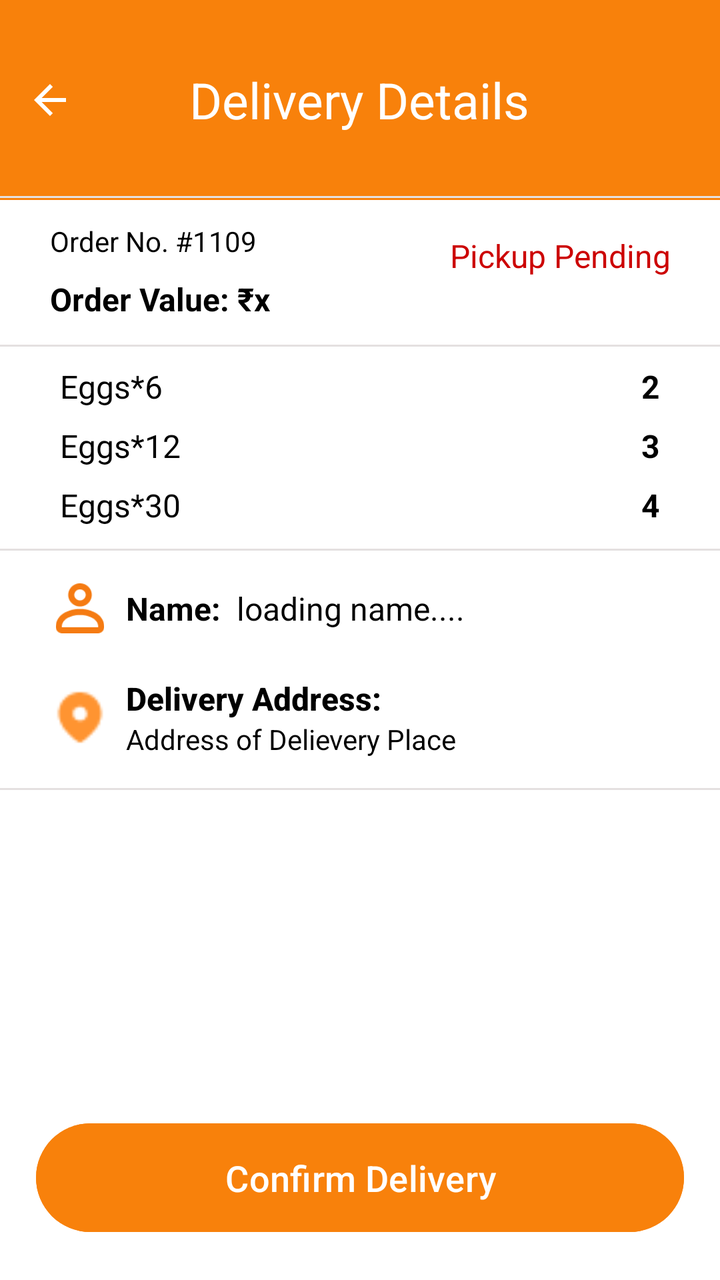
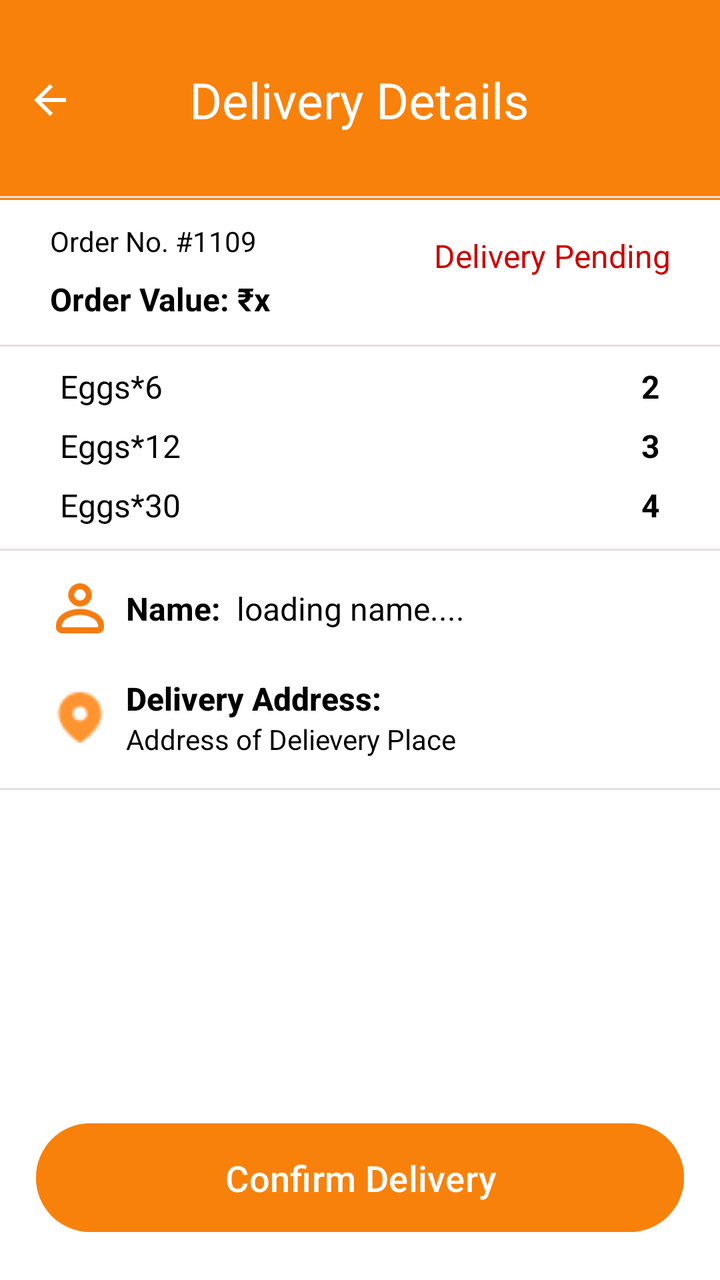

An Android layout rendered at two revisions. The XML below is the earlier revision; the diff shows what the commit changed to produce the second picture.
<!-- AndroidManifest.xml: application theme Theme.B2CDeliveryApp -->
<!-- res/layout/fragment_delivery.xml -->
<?xml version="1.0" encoding="utf-8"?>
<FrameLayout xmlns:android="http://schemas.android.com/apk/res/android"
    xmlns:tools="http://schemas.android.com/tools"
    android:layout_width="match_parent"
    android:layout_height="match_parent"
    android:background="@color/white"
    xmlns:app="http://schemas.android.com/apk/res-auto"
    tools:context=".Delivery">

    <FrameLayout
        android:layout_width="match_parent"
        android:layout_height="wrap_content"
        android:background="@color/appThemeColor"
        android:paddingVertical="25dp">


        <ImageView
            android:id="@+id/backIcon"
            android:layout_width="50dp"
            android:layout_height="50dp"
            android:layout_gravity="start|center_vertical"
            android:contentDescription="Back"
            android:onClick="onBackPressed"
            android:padding="8dp"
            android:scaleType="center"
            android:src="@drawable/baseline_arrow_back_black"
            app:tint="@color/white" />


        <TextView
            android:id="@+id/titleText"
            android:layout_width="wrap_content"
            android:layout_height="wrap_content"
            android:layout_gravity="center"
            android:text="Delivery Details"
            android:textColor="@android:color/white"
            android:textSize="25sp"
            android:textStyle="normal" />
    </FrameLayout>


    <LinearLayout
        android:layout_width="match_parent"
        android:layout_height="wrap_content"
        android:layout_marginTop="90dp"
        android:orientation="vertical">




        <View
            android:layout_width="match_parent"
            android:layout_height="1dp"
            android:layout_marginTop="8dp"
            android:background="@color/grey" />

        <LinearLayout
            android:layout_width="match_parent"
            android:layout_height="wrap_content"
            android:orientation="vertical"
            android:paddingHorizontal="25dp"
            android:paddingVertical="10dp">

            
            <LinearLayout
                android:layout_width="match_parent"
                android:layout_height="wrap_content"
                android:orientation="horizontal">

                
                <TextView
                    android:id="@+id/orderNumber"
                    android:layout_width="wrap_content"
                    android:layout_height="wrap_content"
                    android:layout_weight="1"
                    android:text="Order No. #1109"
                    android:textColor="@android:color/black"
                    android:textSize="14sp"
                    android:textStyle="normal" /> 

                
                <TextView
                    android:id="@+id/orderStatus"
                    android:layout_width="wrap_content"
                    android:layout_height="wrap_content"
                    android:layout_marginTop="8dp"
                    android:gravity="end"
                    android:text="Pickup Pending"
                    android:textColor="@android:color/holo_red_dark"
                    android:textSize="16sp" />
            </LinearLayout>

            
            <TextView
                android:id="@+id/orderValue"
                android:layout_width="wrap_content"
                android:layout_height="wrap_content"
                android:text="Order Value: ₹x"
                android:textColor="@android:color/black"
                android:textSize="16sp"
                android:textStyle="bold" />

        </LinearLayout>

        <View
            android:layout_width="match_parent"
            android:layout_height="1dp"
            android:layout_marginTop="2dp"
            android:background="@color/grey" />

        <LinearLayout
            android:layout_width="match_parent"
            android:layout_height="wrap_content"
            android:orientation="vertical"
            android:paddingVertical="5dp"
            android:paddingHorizontal="30dp">


            
            <LinearLayout
                android:layout_width="match_parent"
                android:layout_height="wrap_content"
                android:orientation="horizontal"
                android:paddingVertical="4dp">

                
                <TextView
                    android:layout_width="0dp"
                    android:layout_height="wrap_content"
                    android:layout_weight="1"
                    android:text="Eggs*6"
                    android:textSize="16sp"
                    android:textColor="@android:color/black"/>

                
                <TextView
                    android:textStyle="bold"
                    android:id="@+id/eggs_6"
                    android:layout_width="wrap_content"
                    android:layout_height="wrap_content"
                    android:text="2"
                    android:textSize="16sp"
                    android:textColor="@android:color/black"/>
            </LinearLayout>

            
            <LinearLayout
                android:layout_width="match_parent"
                android:layout_height="wrap_content"
                android:orientation="horizontal"
                android:paddingVertical="4dp">

                
                <TextView
                    android:layout_width="0dp"
                    android:layout_height="wrap_content"
                    android:layout_weight="1"
                    android:text="Eggs*12"
                    android:textSize="16sp"
                    android:textColor="@android:color/black"/>

                
                <TextView
                    android:id="@+id/eggs_12"
                    android:layout_width="wrap_content"
                    android:layout_height="wrap_content"
                    android:text="3"
                    android:textSize="16sp"
                    android:textStyle="bold"
                    android:textColor="@android:color/black"/>
            </LinearLayout>

            
            <LinearLayout
                android:layout_width="match_parent"
                android:layout_height="wrap_content"
                android:orientation="horizontal"
                android:paddingVertical="4dp">

                
                <TextView
                    android:layout_width="0dp"
                    android:layout_height="wrap_content"
                    android:layout_weight="1"
                    android:text="Eggs*30"
                    android:textSize="16sp"
                    android:textColor="@android:color/black"/>

                
                <TextView
                    android:id="@+id/eggs_30"
                    android:layout_width="wrap_content"
                    android:layout_height="wrap_content"
                    android:text="4"
                    android:textStyle="bold"
                    android:textSize="16sp"
                    android:textColor="@android:color/black"/>
            </LinearLayout>

        </LinearLayout>

        <View
            android:layout_width="match_parent"
            android:layout_height="1dp"
            android:layout_marginTop="2dp"
            android:background="@color/grey" />



        <LinearLayout
            android:layout_width="match_parent"
            android:layout_height="wrap_content"
            android:paddingHorizontal="25dp"
            android:paddingVertical="5dp">

            <LinearLayout
                android:layout_width="0dp"
                android:layout_height="wrap_content"
                android:layout_weight="1"
                android:gravity="center_vertical"
                android:orientation="horizontal">

                
                <ImageView
                    android:layout_width="30dp"
                    android:layout_height="25dp"
                    android:contentDescription="Image"
                    android:src="@drawable/profile" />

                
                <TextView
                    android:layout_width="wrap_content"
                    android:layout_height="wrap_content"
                    android:layout_marginStart="8dp"
                    android:text="Name:"
                    android:textColor="@color/black"
                    android:textSize="16sp"
                    android:textStyle="bold" />

                <TextView
                    android:id="@+id/coustmerName"
                    android:layout_width="209dp"
                    android:layout_height="wrap_content"
                    android:layout_marginStart="8dp"
                    android:text="loading name...."
                    android:textColor="@color/black"
                    android:textSize="16sp" />

                <ImageView
                    android:id="@+id/CallCoust"
                    android:layout_width="48dp"
                    android:layout_height="48dp"
                    android:layout_marginStart="30dp"
                    android:contentDescription="First Icon"
                    android:padding="10dp"
                    android:src="@drawable/call_orange" />

                
                
                
                
                
                
                
            </LinearLayout>
        </LinearLayout>

        <LinearLayout
            android:layout_width="match_parent"
            android:layout_height="wrap_content"
            android:gravity="center_vertical"
            android:orientation="horizontal"
            android:paddingHorizontal="25dp"
            android:paddingVertical="5dp">

            
            <ImageView
                android:layout_width="30dp"
                android:layout_height="30dp"
                android:layout_marginEnd="8dp"
                android:contentDescription="Left Icon"
                android:src="@drawable/location" />

            
            <LinearLayout
                android:layout_width="0dp"
                android:layout_height="wrap_content"
                android:layout_weight="1"
                android:orientation="vertical">

                <TextView
                    android:layout_width="wrap_content"
                    android:layout_height="wrap_content"
                    android:fontFamily="sans-serif-medium"
                    android:text="Delivery Address: "
                    android:textColor="@color/black"
                    android:textSize="16sp"
                    android:textStyle="bold" />

                <TextView
                    android:id="@+id/deliveryAddress"
                    android:layout_width="wrap_content"
                    android:layout_height="wrap_content"
                    android:fontFamily="sans-serif"
                    android:text="Address of Delievery Place"
                    android:textColor="@color/text_primary"
                    android:textSize="14sp" />
            </LinearLayout>


        </LinearLayout>

        <View
            android:layout_width="match_parent"
            android:layout_height="1dp"
            android:layout_marginTop="10dp"
            android:background="@color/grey" />





        <RelativeLayout
            android:layout_width="match_parent"
            android:layout_height="match_parent">

            
            <LinearLayout
                android:layout_width="match_parent"
                android:layout_height="wrap_content"
                android:layout_alignParentBottom="true"
                android:layout_marginHorizontal="18dp"
                android:layout_marginBottom="20dp"
                android:orientation="vertical">

                
                
                
                
                
                
                
                

                
                
                
                
                

                

                
                
                
                
                
                
                
                
                

                
                
                
                
                
                
                
                

                
                
                
                
                
                
                
                
                
                

                
                
                

                
                
                
                
                
                

                
                
                
                
                
                
                
                
                
                


                
                
                
                
                
                
                
                
                
                

                
                <LinearLayout
                    android:layout_width="match_parent"
                    android:layout_height="wrap_content"
                    android:background="@drawable/rounded_background"
                    android:orientation="vertical"
                    android:paddingVertical="20dp">

                    
                    <Button
                        android:id="@+id/confirmDelivery"
                        android:layout_width="match_parent"
                        android:layout_height="wrap_content"
                        android:layout_gravity="center_horizontal"
                        android:backgroundTint="@color/appThemeColor"
                        android:padding="15dp"
                        android:text="Confirm Delivery"
                        android:textColor="@color/white"
                        android:textSize="18sp" />
                </LinearLayout>
            </LinearLayout>
        </RelativeLayout>


    </LinearLayout>

</FrameLayout>
<!-- resources referenced by this layout -->
<resources>
  <color name="appThemeColor">#F8810B</color>
  <color name="black">#FF000000</color>
  <color name="grey">#E4E0E0</color>
  <color name="text_primary">#000000</color>
  <color name="white">#FFFFFFFF</color>
  <!-- drawable baseline_arrow_back_black (drawable) -->
  <vector xmlns:android="http://schemas.android.com/apk/res/android"
      android:autoMirrored="true"
      android:height="24dp"
      android:viewportHeight="24"
      android:viewportWidth="24"
      android:width="24dp">
  
      <path
          android:fillColor="?attr/colorControlNormal"
          android:pathData="M20,11H7.83l5.59,-5.59L12,4l-8,8 8,8 1.41,-1.41L7.83,13H20v-2z" />
  </vector>
  <!-- drawable call_orange: png bitmap (drawable, 575 bytes) -->
  <!-- drawable location: png bitmap (drawable, 493 bytes) -->
  <!-- drawable profile: png bitmap (drawable, 1610 bytes) -->
  <!-- drawable rounded_background (drawable) -->
  <shape xmlns:android="http://schemas.android.com/apk/res/android">
      <solid android:color="@android:color/transparent" /> 
      <corners android:radius="20dp" /> 
      <stroke android:width="2dp" android:color="@android:color/transparent" /> 
  </shape>
  <style name="Theme.B2CDeliveryApp" parent="Base.Theme.B2CDeliveryApp">
          <item name="android:windowTranslucentStatus">true</item>
          <item name="android:statusBarColor">@android:color/transparent</item>
      </style>
  <style name="Base.Theme.B2CDeliveryApp" parent="Theme.Material3.Light.NoActionBar">
          
          
      </style>
</resources>

<!-- the commit's change to res/layout/fragment_delivery.xml (unified diff, before → after) -->
@@ -85,7 +85,7 @@
                     android:layout_height="wrap_content"
                     android:layout_marginTop="8dp"
                     android:gravity="end"
-                    android:text="Pickup Pending"
+                    android:text="Delivery Pending"
                     android:textColor="@android:color/holo_red_dark"
                     android:textSize="16sp" />
             </LinearLayout>
